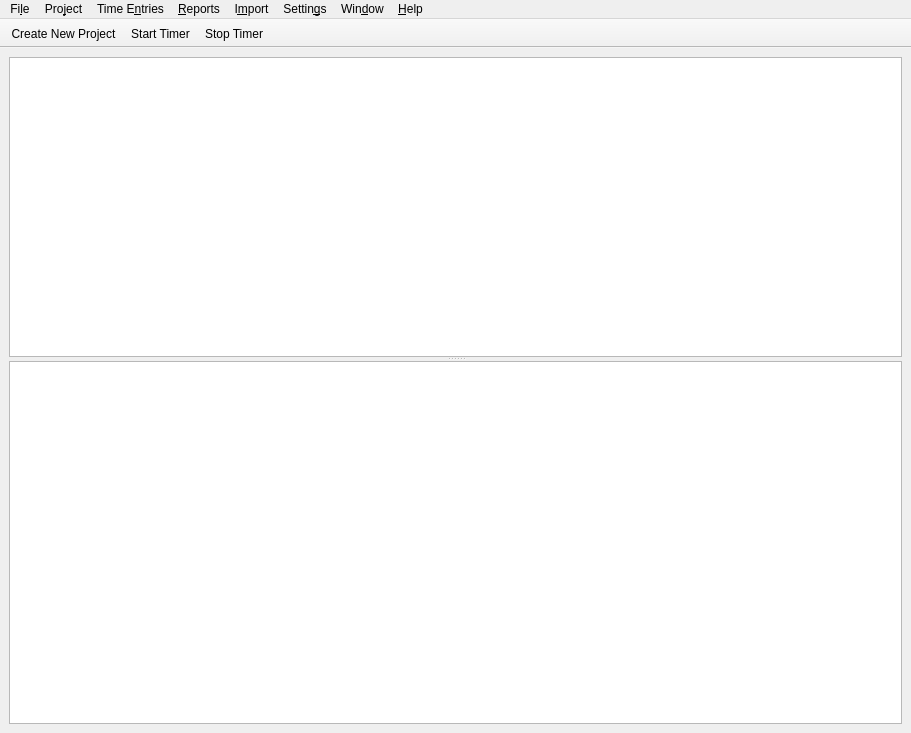
First picture: the form in source/main_window.ui, repository jansorg/tom-ui, before the edit.
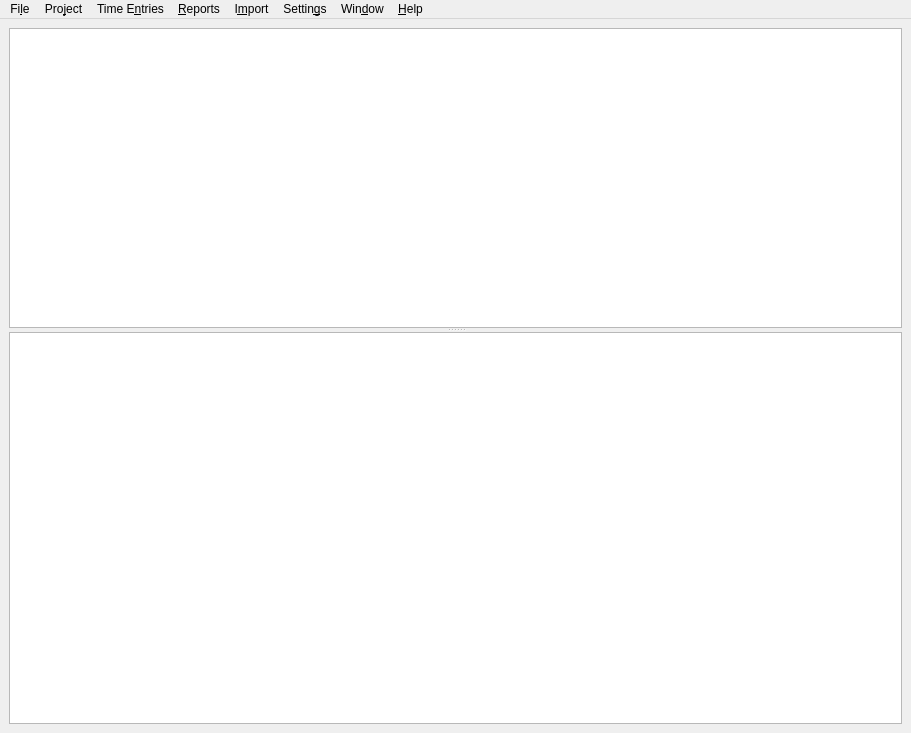
Second picture: the form after the edit. Icons and pictures are not drawn. Custom widgets are drawn as their Qt base class.

Diff of the .ui file:
```diff
--- a/source/main_window.ui
+++ b/source/main_window.ui
@@ -193,32 +193,6 @@
    <addaction name="menuWindow"/>
    <addaction name="menu_Help"/>
   </widget>
-  <widget class="QToolBar" name="toolBar">
-   <property name="windowTitle">
-    <string>toolBar</string>
-   </property>
-   <property name="movable">
-    <bool>false</bool>
-   </property>
-   <property name="orientation">
-    <enum>Qt::Horizontal</enum>
-   </property>
-   <property name="toolButtonStyle">
-    <enum>Qt::ToolButtonFollowStyle</enum>
-   </property>
-   <property name="floatable">
-    <bool>false</bool>
-   </property>
-   <attribute name="toolBarArea">
-    <enum>TopToolBarArea</enum>
-   </attribute>
-   <attribute name="toolBarBreak">
-    <bool>false</bool>
-   </attribute>
-   <addaction name="actionProjectCreate"/>
-   <addaction name="actionProjectStart"/>
-   <addaction name="actionProjectStop"/>
-  </widget>
   <action name="actionQuit">
    <property name="icon">
     <iconset>
@@ -267,7 +241,7 @@
     <string>&amp;Create New Project...</string>
    </property>
    <property name="iconText">
-    <string>Create New Project</string>
+    <string>Create New Project...</string>
    </property>
    <property name="toolTip">
     <string>Create a new project</string>
```
Left out of the diff: 2 changed lines with no effect on the pictures.
